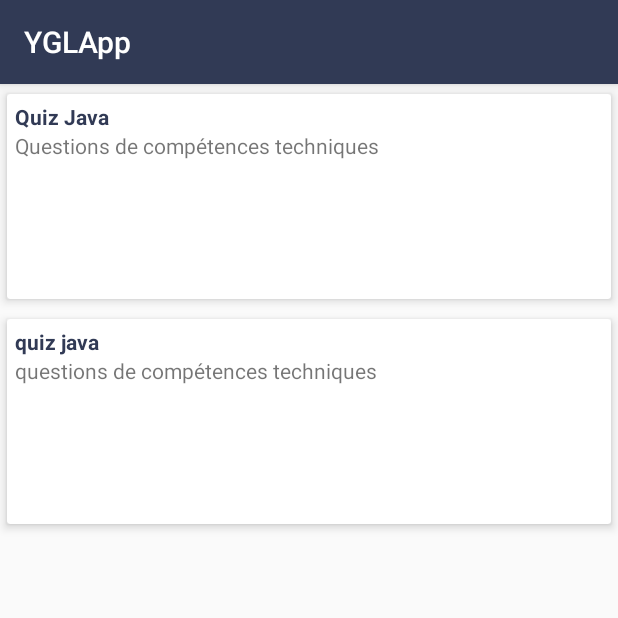
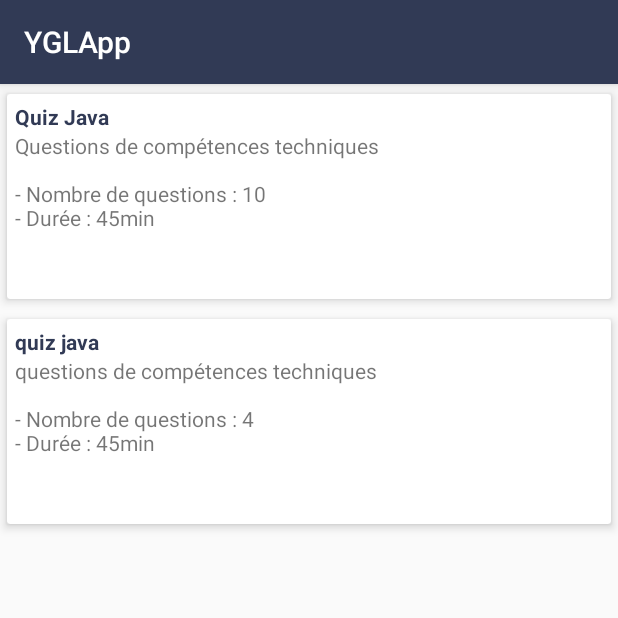
Before and after one commit to juju75dev/YGLApp, an Android app: the screen it shows after launch (MainActivity), on a phone screen of 412 x 824 dp, the top half of it. Run offline under Robolectric (Android 15) with nearby library versions, the phone set to English and light mode, and no system bars; our stand-ins replace ButterKnife.

Commit message:
ajout details dans list quizz

```diff
--- a/app/src/main/java/ygl/com/yglapp/Adapter/QuizzAdapter.java
+++ b/app/src/main/java/ygl/com/yglapp/Adapter/QuizzAdapter.java
@@ -40,7 +40,8 @@ public class QuizzAdapter extends RecyclerView.Adapter<QuestionHolder> {
         TextView descView = (TextView) myViewHolder.itemView.findViewById(R.id.quizz_description_view);
 
         titleView.setText(quizz.getName());
-        descView.setText(quizz.getDescription());
+        descView.setText(quizz.getDescription()+"\n\n"+"- Nombre de questions : "+quizz.getQuestions().size()+
+        "\n"+"- Durée : 45min");
 
 
         myViewHolder.itemView.setOnClickListener(new View.OnClickListener() {
--- a/app/src/main/res/layout/warning_layout.xml
+++ b/app/src/main/res/layout/warning_layout.xml
@@ -26,7 +26,6 @@
         android:text="@string/warning_exemple"/>
 
 
-
     <Button
         android:id="@+id/start_quizz_button"
         android:layout_width="wrap_content"
```
